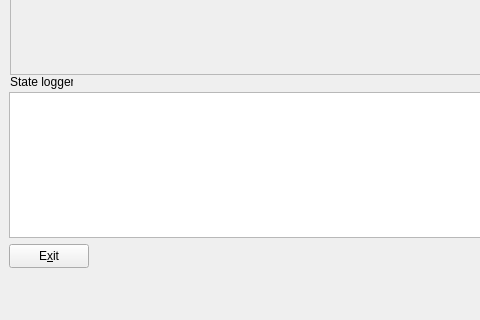
Taco-san/programeren-4, file qstatemachine-example/Example/mainwindow.ui: the form before one commit; both pictures show x 0 to 480 and y 186 to 506 of the 1128 by 506 pixel window.
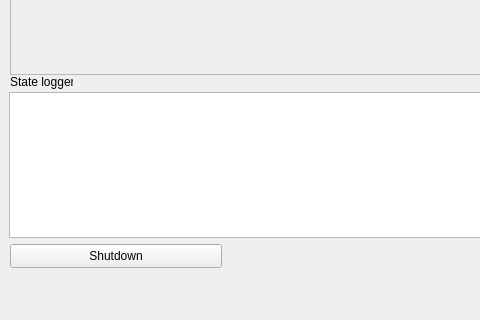
The form after the commit.

Patch:
```diff
--- a/qstatemachine-example/Example/mainwindow.ui
+++ b/qstatemachine-example/Example/mainwindow.ui
@@ -113,19 +113,6 @@
      </rect>
     </property>
    </widget>
-   <widget class="QPushButton" name="pbExit">
-    <property name="geometry">
-     <rect>
-      <x>9</x>
-      <y>430</y>
-      <width>80</width>
-      <height>24</height>
-     </rect>
-    </property>
-    <property name="text">
-     <string>E&amp;xit</string>
-    </property>
-   </widget>
    <widget class="QPlainTextEdit" name="price">
     <property name="geometry">
      <rect>
@@ -338,6 +325,19 @@
      <string>100c</string>
     </property>
    </widget>
+   <widget class="QPushButton" name="pbShutdown">
+    <property name="geometry">
+     <rect>
+      <x>10</x>
+      <y>430</y>
+      <width>212</width>
+      <height>24</height>
+     </rect>
+    </property>
+    <property name="text">
+     <string>Shutdown</string>
+    </property>
+   </widget>
   </widget>
   <widget class="QMenuBar" name="menubar">
    <property name="geometry">
```
Left out of the diff: 19 changed lines with no effect on the pictures.
